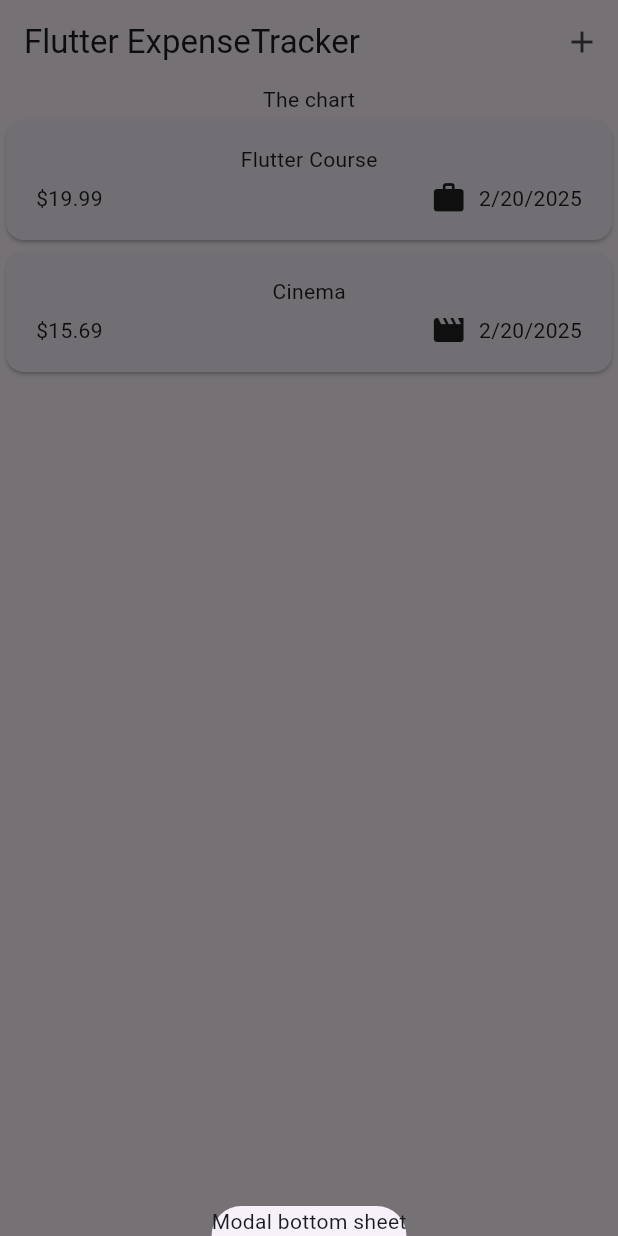
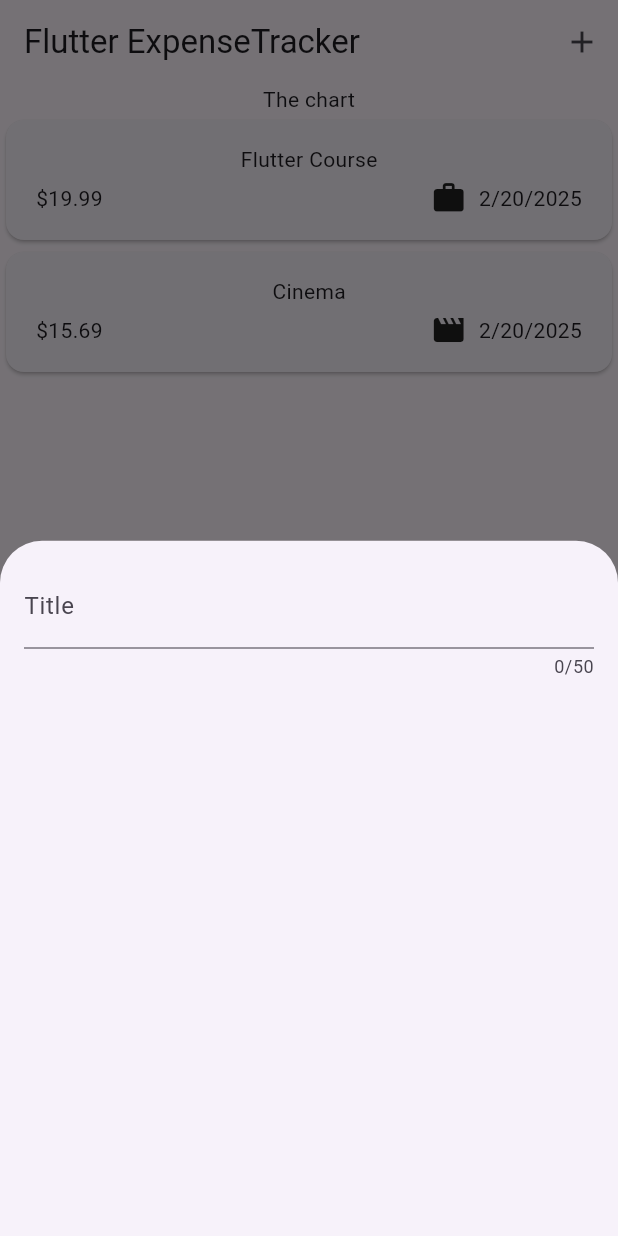
Before and after one commit to bdsarker/expense_tracker, a Flutter app: the screen it shows after launch, after a tap on the "add" icon, on a phone screen of 412 x 824 dp. Run offline on Flutter 3.47's test engine with Material 3 defaults, Android fonts, the phone set to English and light mode, and no system bars.

Commit message:
08 Handling User Input with TextField

```diff
--- a/lib/widgets/expenses.dart
+++ b/lib/widgets/expenses.dart
@@ -1,3 +1,4 @@
+import 'package:expense_tracker/widgets/new_expense.dart';
 import 'package:flutter/material.dart';
 
 import 'package:expense_tracker/widgets/expenses_list/expenses_list.dart';
@@ -31,7 +32,7 @@
   void _openAddExpenseOverlay() {
     showModalBottomSheet(
       context: context,
-      builder: (ctx) => Text('Modal bottom sheet'),
+      builder: (ctx) => const NewExpense(),
     );
   }
 
--- /dev/null
+++ b/lib/widgets/new_expense.dart
@@ -0,0 +1,29 @@
+import 'package:flutter/material.dart';
+
+class NewExpense extends StatefulWidget {
+  const NewExpense({super.key});
+
+  @override
+  State<NewExpense> createState() {
+    return _NewExpenseState();
+  }
+}
+
+class _NewExpenseState extends State<NewExpense> {
+  @override
+  Widget build(BuildContext context) {
+    return Padding(
+      padding: const EdgeInsets.all(16),
+      child: Column(
+        children: const [
+          TextField(
+            maxLength: 50,
+            decoration: InputDecoration(
+              label: Text('Title'),
+            ),
+          ),
+        ],
+      ),
+    );
+  }
+}
```
